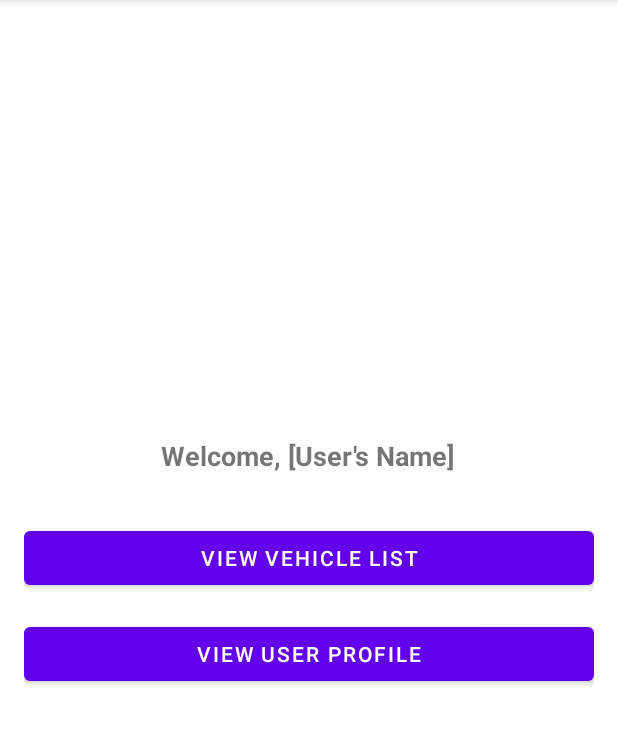
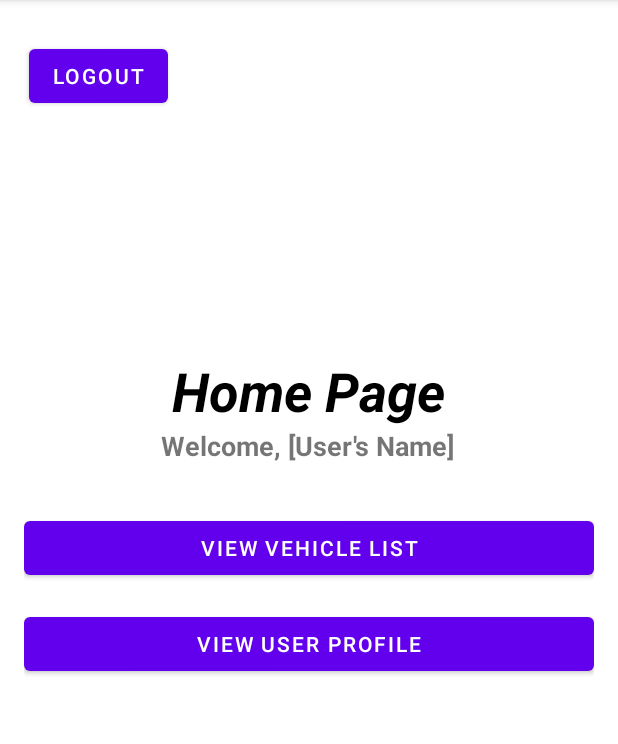
Before and after one commit to Softo-Wetto/AISmartDrive, an Android app: the HomeActivity screen opened directly, with no data from a screen before it, on a phone screen of 412 x 824 dp, the part 84-828 px from its top. Run offline under Robolectric (Android 15) with nearby library versions, the phone set to English and light mode, and no system bars; our stand-ins replace Room's generated code; 1 statement that could not run was skipped.

Commit message:
Better update than before

```diff
--- a/app/src/main/java/com/example/aismartdrive/HomeActivity.java
+++ b/app/src/main/java/com/example/aismartdrive/HomeActivity.java
@@ -15,7 +15,6 @@ public class HomeActivity extends AppCompatActivity {
 
     private TextView userNameTextView;
     private Button vehicleListButton, userProfileButton;
-
     private AppDatabase appDatabase;
 
     @Override
@@ -23,19 +22,32 @@ public class HomeActivity extends AppCompatActivity {
         super.onCreate(savedInstanceState);
         setContentView(R.layout.activity_home);
 
+        // Linking the views
+        setViewIds();
+
         // Initialize Room database
         appDatabase = Room.databaseBuilder(getApplicationContext(), AppDatabase.class, "user-database")
                 .allowMainThreadQueries() // For simplicity; consider using AsyncTask or LiveData
                 .build();
-
-        // Linking the views
-        setViewIds();
 
         // Retrieve the user's information from the database
         User loggedInUser = getUserInformation();
 
         // Display the user's name in the TextView
         userNameTextView.setText(loggedInUser.getName());
+
+        Button logoutButton = findViewById(R.id.logoutButton);
+        logoutButton.setOnClickListener(new View.OnClickListener() {
+            @Override
+            public void onClick(View v) {
+                SharedPrefManager.clearUserData();
+                // Navigate back to LoginActivity
+                Intent intent = new Intent(HomeActivity.this, LoginActivity.class);
+                intent.addFlags(Intent.FLAG_ACTIVITY_CLEAR_TOP | Intent.FLAG_ACTIVITY_NEW_TASK);
+                startActivity(intent);
+                finish(); // Close the current activity
+            }
+        });
 
         // Set up click listeners for buttons
         vehicleListButton.setOnClickListener(new View.OnClickListener() {
@@ -63,13 +75,12 @@ public class HomeActivity extends AppCompatActivity {
         userProfileButton = findViewById(R.id.userProfileButton);
     }
 
+
     private User getUserInformation() {
         // Assuming the user is already logged in, retrieve user information based on the logged-in email
-        String loggedInEmail = SharedPrefManager.getUserEmail(); // You need to implement this method
-
+        String loggedInEmail = SharedPrefManager.getUserEmail();
         // Retrieve user information from the database
         User user = appDatabase.userDao().getUserByEmail(loggedInEmail);
-
         return user;
     }
 }
--- a/app/src/main/java/com/example/aismartdrive/SignupActivity.java
+++ b/app/src/main/java/com/example/aismartdrive/SignupActivity.java
@@ -19,7 +19,6 @@ public class SignupActivity extends AppCompatActivity {
 
     private EditText nameEditText, emailEditText, phoneNumberEditText, dateOfBirthEditText, passwordEditText, confirmPasswordEditText;
     private Button signupButton, backButton;
-
     private AppDatabase appDatabase;
     private UserDao userDao;
     private CheckBox adminCheckBox;
@@ -69,6 +68,10 @@ public class SignupActivity extends AppCompatActivity {
 
                 // Successful signup, navigate to next activity or perform necessary actions
                 Toast.makeText(SignupActivity.this, "Signup successful", Toast.LENGTH_SHORT).show();
+                // Navigate to LoginActivity
+                Intent intent = new Intent(SignupActivity.this, LoginActivity.class);
+                startActivity(intent);
+                finish();
             } else {
                 // Invalid credentials, show error message
                 Toast.makeText(SignupActivity.this, "Invalid Credentials", Toast.LENGTH_SHORT).show();
--- a/app/src/main/java/com/example/aismartdrive/Utils/SharedPrefManager.java
+++ b/app/src/main/java/com/example/aismartdrive/Utils/SharedPrefManager.java
@@ -36,8 +36,6 @@ public class SharedPrefManager {
         return isAdmin;
     }
 
-
-
     private static final String PREF_NAME = "MyAppPrefs";
     private static final String KEY_USER_EMAIL = "user_email"; // Key to store the user's email
 
@@ -61,8 +59,6 @@ public class SharedPrefManager {
     }
 
 
-
-
     //FUNCTION FOR LOGGING OUT DOWN BELOW
     private static final String KEY_USERNAME = "username";
     private static final String KEY_EMAIL = "email";
--- a/app/src/main/res/layout/activity_home.xml
+++ b/app/src/main/res/layout/activity_home.xml
@@ -6,6 +6,29 @@
     android:orientation="vertical"
     android:gravity="center"
     android:padding="16dp">
+
+    <Button
+        android:id="@+id/logoutButton"
+        android:layout_width="wrap_content"
+        android:layout_height="wrap_content"
+        android:text="Logout"
+        android:layout_alignParentTop="true"
+        android:layout_alignParentStart="true"
+        android:layout_marginTop="-240dp"
+        android:layout_marginBottom="160dp"
+        android:layout_marginStart="-140dp"/>
+
+    <TextView
+        android:id="@+id/title"
+        android:layout_width="wrap_content"
+        android:layout_height="wrap_content"
+        android:layout_marginTop="1dp"
+        android:layout_marginHorizontal="8dp"
+        android:gravity="center_vertical"
+        android:text="Home Page"
+        android:textColor="#000000"
+        android:textSize="36sp"
+        android:textStyle="bold|italic" />
 
     <TextView
         android:id="@+id/userNameTextView"
--- a/app/src/main/res/layout/activity_login.xml
+++ b/app/src/main/res/layout/activity_login.xml
@@ -23,6 +23,7 @@
         android:layout_height="wrap_content"
         android:layout_marginTop="180dp"
         android:hint="Email" />
+
     <EditText
         android:id="@+id/passwordEditText"
         android:layout_width="match_parent"
@@ -30,6 +31,7 @@
         android:inputType="textPassword"
         android:layout_marginTop="16dp"
         android:hint="Password" />
+
     <Button
         android:id="@+id/loginButton"
         android:layout_width="match_parent"
--- a/app/src/main/res/layout/activity_user_profile.xml
+++ b/app/src/main/res/layout/activity_user_profile.xml
@@ -4,6 +4,7 @@
     android:layout_width="match_parent"
     android:layout_height="match_parent"
     android:orientation="vertical"
+    android:gravity="center"
     android:padding="16dp">
 
     <TextView
```
Also changed, not shown: app/src/main/java/com/example/aismartdrive/VehicleListActivity.java (+14 -15 lines), app/src/main/res/layout/activity_vehicle_list.xml (+8 -7 lines).
